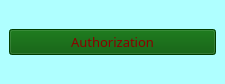
Before: the Qt Designer form mainwindow.ui in ailaikit/CSA, drawn with Qt 5.
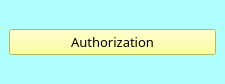
After: the same form once the commit is applied.

What changed in the file:
```diff
--- a/mainwindow.ui
+++ b/mainwindow.ui
@@ -465,6 +465,205 @@
    <layout class="QGridLayout" name="gridLayout">
     <item row="0" column="0">
      <widget class="QPushButton" name="pushButton">
+      <property name="palette">
+       <palette>
+        <active>
+         <colorrole role="WindowText">
+          <brush brushstyle="SolidPattern">
+           <color alpha="255">
+            <red>0</red>
+            <green>0</green>
+            <blue>0</blue>
+           </color>
+          </brush>
+         </colorrole>
+         <colorrole role="Button">
+          <brush brushstyle="SolidPattern">
+           <color alpha="255">
+            <red>255</red>
+            <green>255</green>
+            <blue>127</blue>
+           </color>
+          </brush>
+         </colorrole>
+         <colorrole role="Text">
+          <brush brushstyle="SolidPattern">
+           <color alpha="255">
+            <red>0</red>
+            <green>0</green>
+            <blue>0</blue>
+           </color>
+          </brush>
+         </colorrole>
+         <colorrole role="ButtonText">
+          <brush brushstyle="SolidPattern">
+           <color alpha="255">
+            <red>0</red>
+            <green>0</green>
+            <blue>0</blue>
+           </color>
+          </brush>
+         </colorrole>
+         <colorrole role="Base">
+          <brush brushstyle="SolidPattern">
+           <color alpha="255">
+            <red>255</red>
+            <green>255</green>
+            <blue>127</blue>
+           </color>
+          </brush>
+         </colorrole>
+         <colorrole role="Window">
+          <brush brushstyle="SolidPattern">
+           <color alpha="255">
+            <red>255</red>
+            <green>255</green>
+            <blue>127</blue>
+           </color>
+          </brush>
+         </colorrole>
+         <colorrole role="PlaceholderText">
+          <brush brushstyle="NoBrush">
+           <color alpha="128">
+            <red>0</red>
+            <green>0</green>
+            <blue>0</blue>
+           </color>
+          </brush>
+         </colorrole>
+        </active>
+        <inactive>
+         <colorrole role="WindowText">
+          <brush brushstyle="SolidPattern">
+           <color alpha="255">
+            <red>0</red>
+            <green>0</green>
+            <blue>0</blue>
+           </color>
+          </brush>
+         </colorrole>
+         <colorrole role="Button">
+          <brush brushstyle="SolidPattern">
+           <color alpha="255">
+            <red>255</red>
+            <green>255</green>
+            <blue>127</blue>
+           </color>
+          </brush>
+         </colorrole>
+         <colorrole role="Text">
+          <brush brushstyle="SolidPattern">
+           <color alpha="255">
+            <red>0</red>
+            <green>0</green>
+            <blue>0</blue>
+           </color>
+          </brush>
+         </colorrole>
+         <colorrole role="ButtonText">
+          <brush brushstyle="SolidPattern">
+           <color alpha="255">
+            <red>0</red>
+            <green>0</green>
+            <blue>0</blue>
+           </color>
+          </brush>
+         </colorrole>
+         <colorrole role="Base">
+          <brush brushstyle="SolidPattern">
+           <color alpha="255">
+            <red>255</red>
+            <green>255</green>
+            <blue>127</blue>
+           </color>
+          </brush>
+         </colorrole>
+         <colorrole role="Window">
+          <brush brushstyle="SolidPattern">
+           <color alpha="255">
+            <red>255</red>
+            <green>255</green>
+            <blue>127</blue>
+           </color>
+          </brush>
+         </colorrole>
+         <colorrole role="PlaceholderText">
+          <brush brushstyle="NoBrush">
+           <color alpha="128">
+            <red>0</red>
+            <green>0</green>
+            <blue>0</blue>
+           </color>
+          </brush>
+         </colorrole>
+        </inactive>
+        <disabled>
+         <colorrole role="WindowText">
+          <brush brushstyle="SolidPattern">
+           <color alpha="255">
+            <red>0</red>
+            <green>0</green>
+            <blue>0</blue>
+           </color>
+          </brush>
+         </colorrole>
+         <colorrole role="Button">
+          <brush brushstyle="SolidPattern">
+           <color alpha="255">
+            <red>255</red>
+            <green>255</green>
+            <blue>127</blue>
+           </color>
+          </brush>
+         </colorrole>
+         <colorrole role="Text">
+          <brush brushstyle="SolidPattern">
+           <color alpha="255">
+            <red>0</red>
+            <green>0</green>
+            <blue>0</blue>
+           </color>
+          </brush>
+         </colorrole>
+         <colorrole role="ButtonText">
+          <brush brushstyle="SolidPattern">
+           <color alpha="255">
+            <red>0</red>
+            <green>0</green>
+            <blue>0</blue>
+           </color>
+          </brush>
+         </colorrole>
+         <colorrole role="Base">
+          <brush brushstyle="SolidPattern">
+           <color alpha="255">
+            <red>255</red>
+            <green>255</green>
+            <blue>127</blue>
+           </color>
+          </brush>
+         </colorrole>
+         <colorrole role="Window">
+          <brush brushstyle="SolidPattern">
+           <color alpha="255">
+            <red>255</red>
+            <green>255</green>
+            <blue>127</blue>
+           </color>
+          </brush>
+         </colorrole>
+         <colorrole role="PlaceholderText">
+          <brush brushstyle="NoBrush">
+           <color alpha="128">
+            <red>0</red>
+            <green>0</green>
+            <blue>0</blue>
+           </color>
+          </brush>
+         </colorrole>
+        </disabled>
+       </palette>
+      </property>
       <property name="font">
        <font>
         <family>MS Reference Sans Serif</family>
@@ -478,8 +677,8 @@
        <bool>false</bool>
       </property>
       <property name="styleSheet">
-       <string notr="true">background-color: rgb(0, 85, 0);
-color:  rgb(139, 0, 0);</string>
+       <string notr="true">background-color: rgb(255, 255, 127);
+color:  rgb(0, 0, 0);</string>
       </property>
       <property name="text">
        <string>Authorization</string>
```
